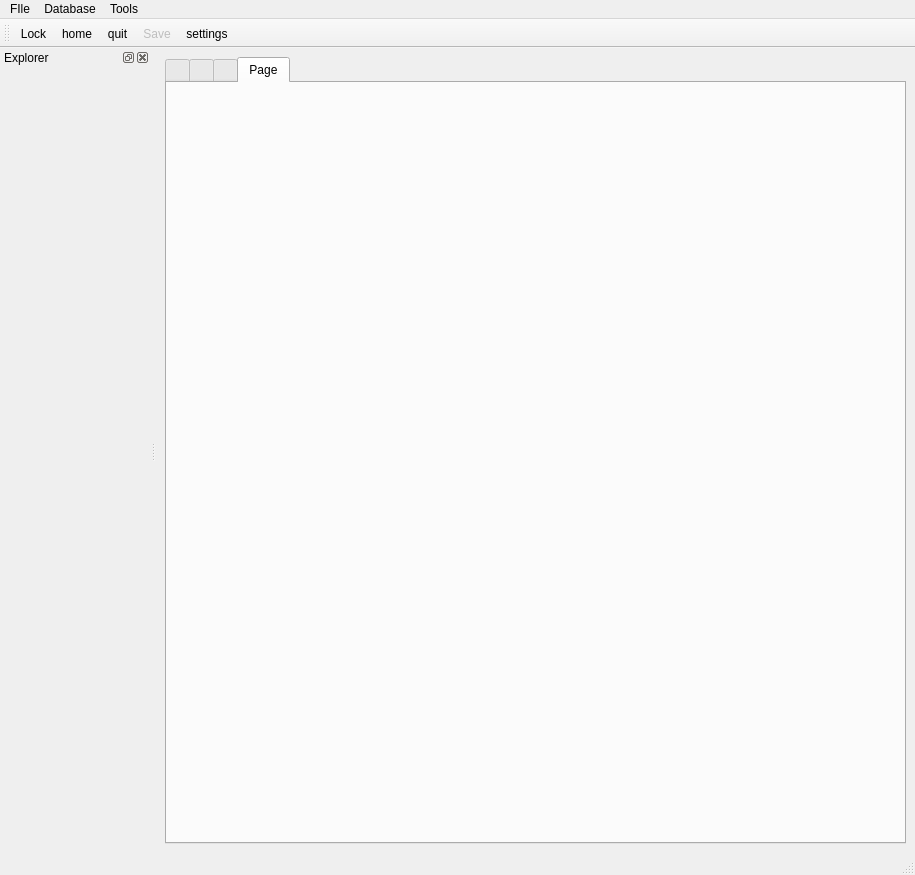
Above: python_modules/main_view/main_window.ui from cyril711/git-MythicWar before the change. Below: the same form after it.
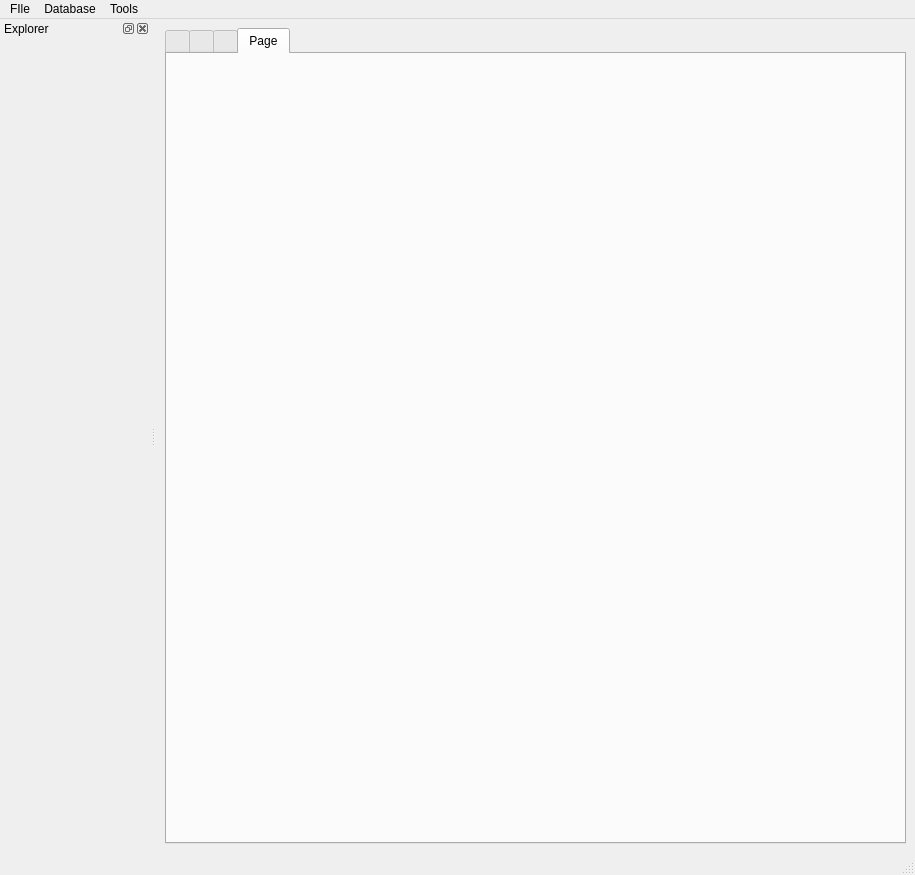
That is the form after the change. Icons and pictures are not drawn.

The edit to the form file:
```diff
--- a/python_modules/main_view/main_window.ui
+++ b/python_modules/main_view/main_window.ui
@@ -139,22 +139,6 @@
     </property>
    </widget>
   </widget>
-  <widget class="QToolBar" name="toolBar">
-   <property name="windowTitle">
-    <string>toolBar</string>
-   </property>
-   <attribute name="toolBarArea">
-    <enum>TopToolBarArea</enum>
-   </attribute>
-   <attribute name="toolBarBreak">
-    <bool>false</bool>
-   </attribute>
-   <addaction name="actionLock"/>
-   <addaction name="actionHome"/>
-   <addaction name="actionQuit"/>
-   <addaction name="actionSave"/>
-   <addaction name="actionSettings"/>
-  </widget>
   <action name="actionLock">
    <property name="checkable">
     <bool>true</bool>
```
Left out of the diff: 36 changed lines with no effect on the pictures.
